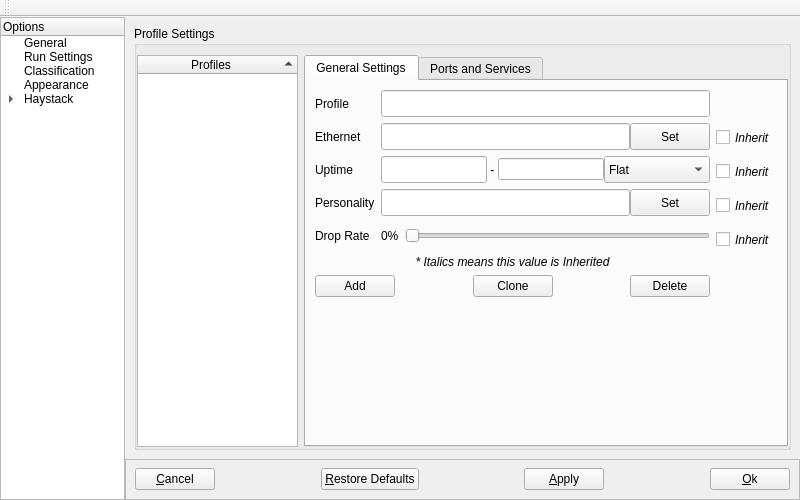
Before: the Qt Designer form NovaGUI/UI/novaconfig.ui in altf4/Nova, drawn with Qt 5.
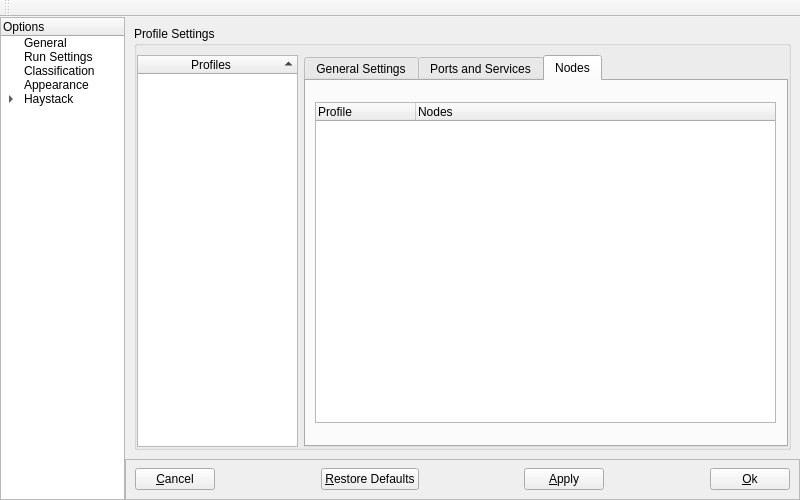
After: the same form once the commit is applied. The open tabs and pages were chosen to show the change.

Commit message:
HHCONFIG: Adding avg port count and node tab
Added a tab to the profiles page in the NovaConfig dialogue for the QT
GUI. Once finished, it will provide a list of nodes that use the profile that is selected, as well as any nodes that use child profiles of the selected profile.

Added Avg Port Count for use in determining how many ports to give to
generated nodes in the auto config tool.

Diff of the .ui file:
```diff
--- a/NovaGUI/UI/novaconfig.ui
+++ b/NovaGUI/UI/novaconfig.ui
@@ -1798,7 +1798,7 @@
                 <enum>Qt::ClickFocus</enum>
                </property>
                <property name="currentIndex">
-                <number>0</number>
+                <number>2</number>
                </property>
                <widget class="QWidget" name="genTab">
                 <attribute name="title">
@@ -2567,6 +2567,60 @@
                  </item>
                 </layout>
                </widget>
+               <widget class="QWidget" name="associatedNodesTab">
+                <attribute name="title">
+                 <string>Nodes</string>
+                </attribute>
+                <layout class="QHBoxLayout" name="horizontalLayout">
+                 <property name="margin">
+                  <number>0</number>
+                 </property>
+                 <item>
+                  <widget class="QTreeWidget" name="associatedNodesTreeWidget">
+                   <property name="minimumSize">
+                    <size>
+                     <width>461</width>
+                     <height>321</height>
+                    </size>
+                   </property>
+                   <property name="maximumSize">
+                    <size>
+                     <width>461</width>
+                     <height>321</height>
+                    </size>
+                   </property>
+                   <property name="baseSize">
+                    <size>
+                     <width>461</width>
+                     <height>321</height>
+                    </size>
+                   </property>
+                   <attribute name="headerDefaultSectionSize">
+                    <number>100</number>
+                   </attribute>
+                   <attribute name="headerStretchLastSection">
+                    <bool>true</bool>
+                   </attribute>
+                   <attribute name="headerDefaultSectionSize">
+                    <number>100</number>
+                   </attribute>
+                   <attribute name="headerStretchLastSection">
+                    <bool>true</bool>
+                   </attribute>
+                   <column>
+                    <property name="text">
+                     <string>Profile</string>
+                    </property>
+                   </column>
+                   <column>
+                    <property name="text">
+                     <string>Nodes</string>
+                    </property>
+                   </column>
+                  </widget>
+                 </item>
+                </layout>
+               </widget>
               </widget>
              </item>
             </layout>
```
The commit also changes 4 other files.
